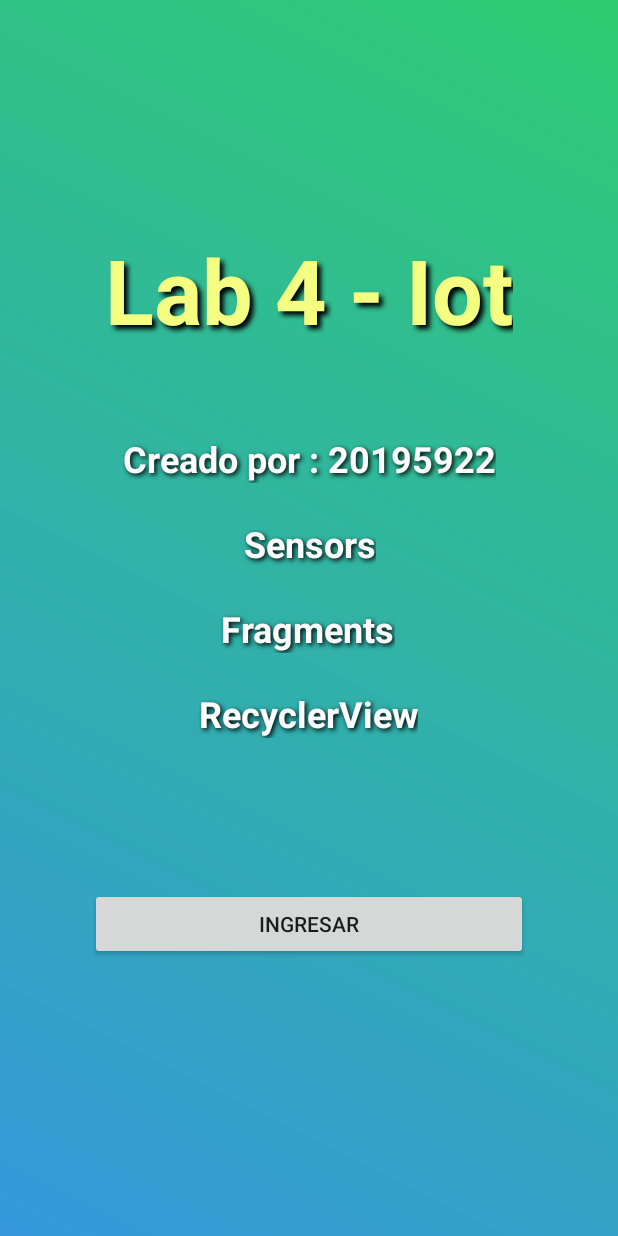
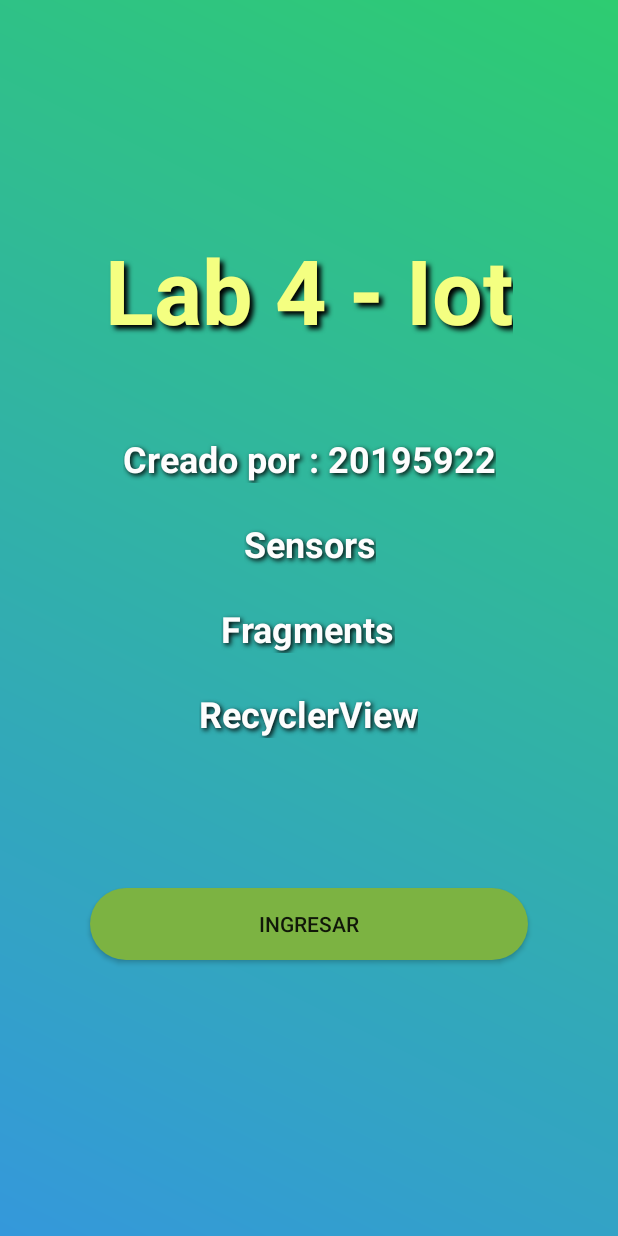
Before and after one commit to CarlosPisco/Lab4_AppIot_20195922, an Android app: the screen it shows after launch (MainActivity), on a phone screen of 412 x 824 dp. Run offline under Robolectric (Android 15) with nearby library versions, the phone set to English and light mode, and no system bars.

Commit message:
logo y buttton

```diff
--- a/app/src/main/res/drawable/rounded.xml
+++ b/app/src/main/res/drawable/rounded.xml
@@ -1,6 +1,12 @@
 <?xml version="1.0" encoding="utf-8"?>
-<selector xmlns:android="http://schemas.android.com/apk/res/android">
-    <shape xmlns:android="http://schemas.android.com/apk/res/android">
-        <corners android:radius="16dp" />
-    </shape>
-</selector>
+<shape xmlns:android="http://schemas.android.com/apk/res/android">
+
+        <solid android:color="#7CB342"/>
+    <corners
+        android:bottomRightRadius="45dp"
+        android:bottomLeftRadius="45dp"
+        android:topLeftRadius="45dp"
+        android:topRightRadius="45dp"
+        />
+
+</shape>
--- a/app/src/main/res/layout/activity_main.xml
+++ b/app/src/main/res/layout/activity_main.xml
@@ -104,6 +104,7 @@
         android:layout_marginTop="100dp"
         android:layout_marginEnd="60dp"
         android:text="Ingresar"
+        android:background="@drawable/rounded"
         app:layout_constraintEnd_toEndOf="parent"
         app:layout_constraintStart_toStartOf="parent"
         app:layout_constraintTop_toBottomOf="@+id/textView5"
--- a/app/src/main/res/values/ic_launcher_background.xml
+++ b/app/src/main/res/values/ic_launcher_background.xml
@@ -1,4 +1,4 @@
 <?xml version="1.0" encoding="utf-8"?>
 <resources>
-    <color name="ic_launcher_background">#431DCB</color>
+    <color name="ic_launcher_background">#D2CC87</color>
 </resources>
```
Also changed, not shown: app/src/main/ic_launcher-playstore.png, app/src/main/res/mipmap-hdpi/ic_launcher.webp, app/src/main/res/mipmap-hdpi/ic_launcher_foreground.webp, app/src/main/res/mipmap-hdpi/ic_launcher_round.webp, app/src/main/res/mipmap-mdpi/ic_launcher.webp, app/src/main/res/mipmap-mdpi/ic_launcher_foreground.webp, app/src/main/res/mipmap-mdpi/ic_launcher_round.webp, app/src/main/res/mipmap-xhdpi/ic_launcher.webp, app/src/main/res/mipmap-xhdpi/ic_launcher_foreground.webp, app/src/main/res/mipmap-xhdpi/ic_launcher_round.webp, app/src/main/res/mipmap-xxhdpi/ic_launcher.webp, app/src/main/res/mipmap-xxhdpi/ic_launcher_foreground.webp, app/src/main/res/mipmap-xxhdpi/ic_launcher_round.webp, app/src/main/res/mipmap-xxxhdpi/ic_launcher.webp, 2 more files.
